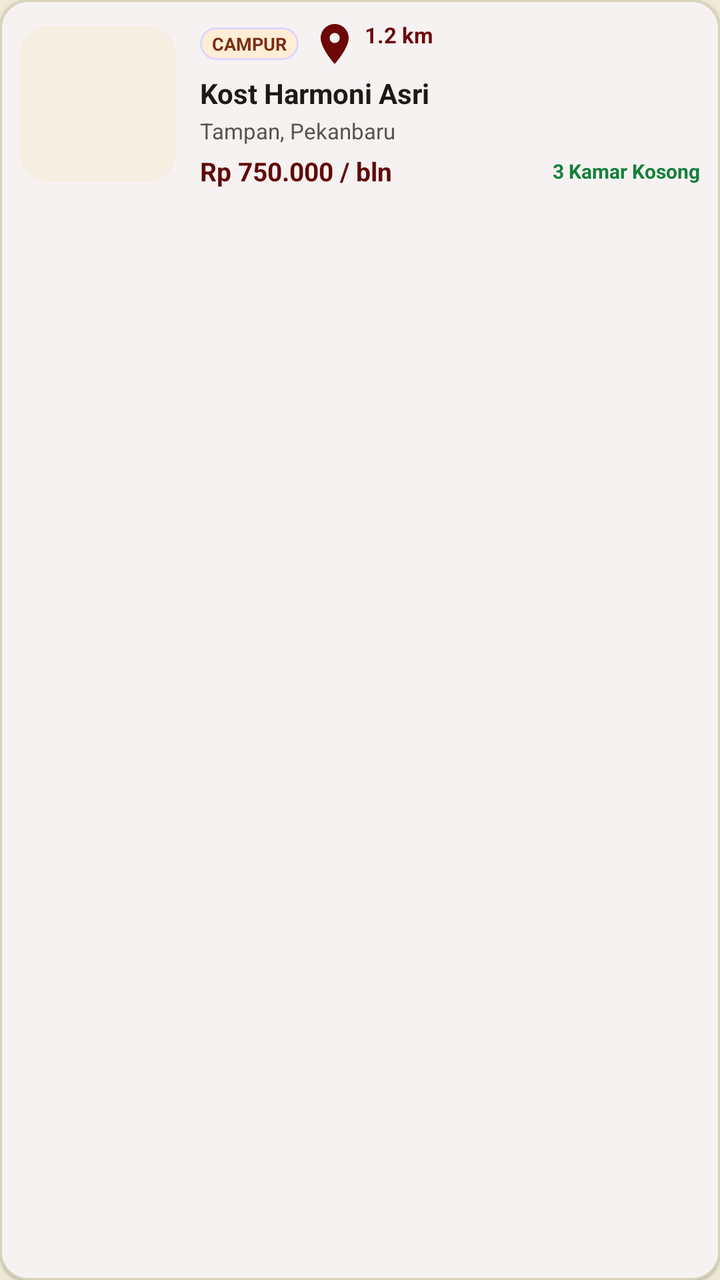
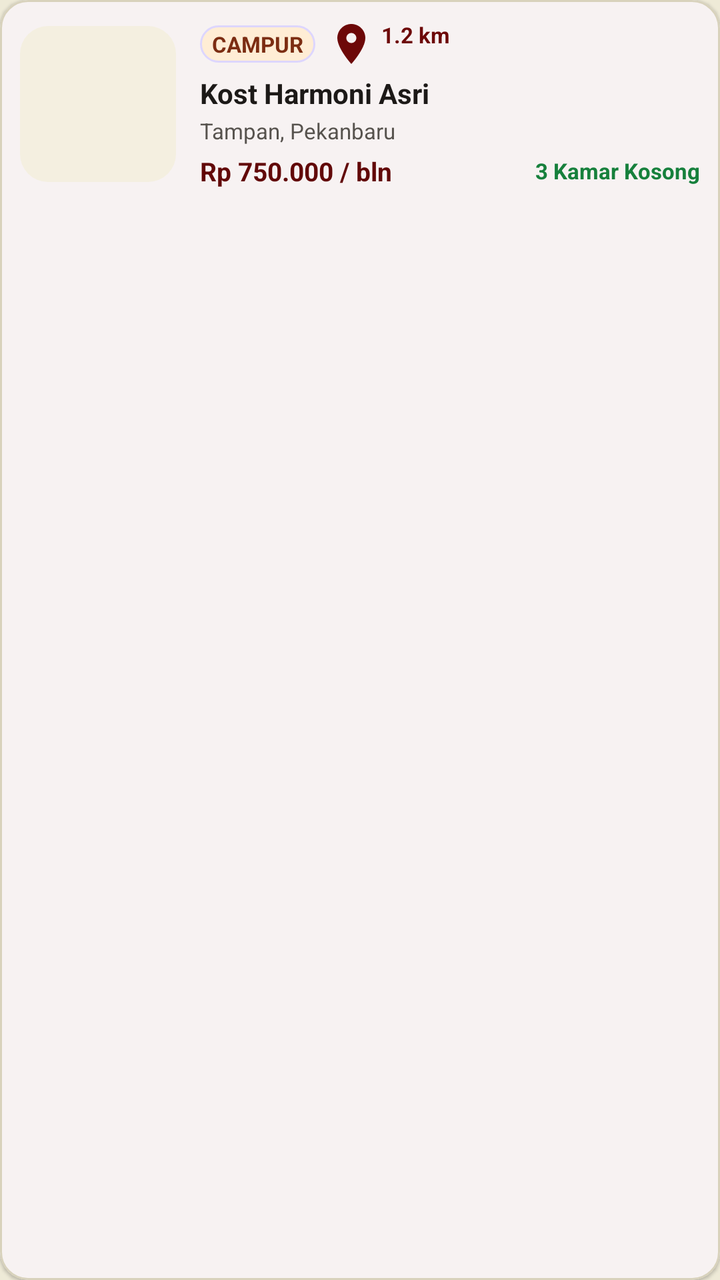

Compare the two renders of this Android layout. The source of the first and the diff that turns it into the second are given below.
<!-- AndroidManifest.xml: application theme Theme.CariKostKita -->
<!-- res/layout/item_kost_map_sheet.xml -->
<?xml version="1.0" encoding="utf-8"?>
<com.google.android.material.card.MaterialCardView xmlns:android="http://schemas.android.com/apk/res/android"
    xmlns:app="http://schemas.android.com/apk/res-auto"
    android:layout_width="match_parent"
    android:layout_height="wrap_content"
    android:layout_marginBottom="10dp"
    app:cardBackgroundColor="@color/surface"
    app:cardCornerRadius="14dp"
    app:cardElevation="1dp"
    app:strokeColor="@color/border_subtle"
    app:strokeWidth="1dp">

    <LinearLayout
        android:layout_width="match_parent"
        android:layout_height="wrap_content"
        android:gravity="center_vertical"
        android:orientation="horizontal"
        android:padding="10dp">

        <com.google.android.material.imageview.ShapeableImageView
            android:id="@+id/iv_sheet_kost_thumb"
            android:layout_width="78dp"
            android:layout_height="78dp"
            android:scaleType="centerCrop"
            android:src="@drawable/bg_thumb_placeholder"
            app:shapeAppearanceOverlay="@style/ShapeAppearance.MaterialComponents.MediumComponent" />

        <LinearLayout
            android:layout_width="0dp"
            android:layout_height="wrap_content"
            android:layout_marginStart="12dp"
            android:layout_weight="1"
            android:orientation="vertical">

            <LinearLayout
                android:layout_width="match_parent"
                android:layout_height="wrap_content"
                android:gravity="center_vertical"
                android:orientation="horizontal">

                <TextView
                    android:id="@+id/tv_sheet_kost_tipe"
                    android:layout_width="wrap_content"
                    android:layout_height="wrap_content"
                    android:background="@drawable/bg_badge_campur"
                    android:paddingHorizontal="6dp"
                    android:paddingVertical="2dp"
                    android:text="CAMPUR"
                    android:textColor="@color/badge_campur"
                    android:textSize="9sp"
                    android:textStyle="bold" />

                <TextView
                    android:id="@+id/tv_sheet_kost_distance"
                    android:layout_width="wrap_content"
                    android:layout_height="wrap_content"
                    android:layout_marginStart="6dp"
                    android:drawableStart="@drawable/ic_location_pin"
                    android:drawablePadding="3dp"
                    android:drawableTint="@color/primary"
                    android:text="1.2 km"
                    android:textColor="@color/primary"
                    android:textSize="11sp"
                    android:textStyle="bold" />
            </LinearLayout>

            <TextView
                android:id="@+id/tv_sheet_kost_name"
                android:layout_width="match_parent"
                android:layout_height="wrap_content"
                android:layout_marginTop="3dp"
                android:ellipsize="end"
                android:maxLines="1"
                android:text="Kost Harmoni Asri"
                android:textColor="@color/text_primary"
                android:textSize="14sp"
                android:textStyle="bold" />

            <TextView
                android:id="@+id/tv_sheet_kost_address"
                android:layout_width="match_parent"
                android:layout_height="wrap_content"
                android:layout_marginTop="2dp"
                android:ellipsize="end"
                android:maxLines="1"
                android:text="Tampan, Pekanbaru"
                android:textColor="@color/text_secondary"
                android:textSize="11sp" />

            <LinearLayout
                android:layout_width="match_parent"
                android:layout_height="wrap_content"
                android:layout_marginTop="4dp"
                android:gravity="center_vertical"
                android:orientation="horizontal">

                <TextView
                    android:id="@+id/tv_sheet_kost_price"
                    android:layout_width="0dp"
                    android:layout_height="wrap_content"
                    android:layout_weight="1"
                    android:text="Rp 750.000 / bln"
                    android:textColor="@color/primary_dark"
                    android:textSize="13sp"
                    android:textStyle="bold" />

                <TextView
                    android:id="@+id/tv_sheet_kost_rooms"
                    android:layout_width="wrap_content"
                    android:layout_height="wrap_content"
                    android:text="3 Kamar Kosong"
                    android:textColor="@color/status_tersedia"
                    android:textSize="10sp"
                    android:textStyle="bold" />
            </LinearLayout>
        </LinearLayout>
    </LinearLayout>
</com.google.android.material.card.MaterialCardView>
<!-- resources referenced by this layout -->
<resources>
  <color name="badge_campur">#7C2D12</color>
  <color name="border_subtle">#D8D2BC</color>
  <color name="primary">#6D0808</color>
  <color name="primary_dark">#620808</color>
  <color name="status_tersedia">#16803C</color>
  <color name="surface">#FFFFFF</color>
  <color name="text_primary">#1C1917</color>
  <color name="text_secondary">#57534E</color>
  <!-- drawable bg_badge_campur (drawable) -->
  <?xml version="1.0" encoding="utf-8"?>
  <shape xmlns:android="http://schemas.android.com/apk/res/android">
      <solid android:color="@color/badge_campur_soft" />
      <stroke android:width="1dp" android:color="#DDD6FE" />
      <corners android:radius="99dp" />
  </shape>
  <!-- drawable bg_thumb_placeholder (drawable) -->
  <?xml version="1.0" encoding="utf-8"?>
  <shape xmlns:android="http://schemas.android.com/apk/res/android"
      android:shape="rectangle">
      <solid android:color="@color/placeholder_bg" />
      <corners android:radius="14dp" />
  </shape>
  <!-- drawable ic_location_pin (drawable) -->
  <vector xmlns:android="http://schemas.android.com/apk/res/android"
      android:width="24dp"
      android:height="24dp"
      android:viewportWidth="24"
      android:viewportHeight="24">
      <path
          android:fillColor="@color/primary"
          android:pathData="M12,2C8.13,2 5,5.13 5,9c0,5.25 7,13 7,13s7,-7.75 7,-13c0,-3.87 -3.13,-7 -7,-7zm0,9.5c-1.38,0 -2.5,-1.12 -2.5,-2.5s1.12,-2.5 2.5,-2.5 2.5,1.12 2.5,2.5 -1.12,2.5 -2.5,2.5z"/>
  </vector>
  <style name="Theme.CariKostKita" parent="Theme.Material3.DayNight.NoActionBar">
          
          <item name="colorPrimary">@color/primary</item>
          <item name="colorPrimaryDark">@color/primary_dark</item>
          <item name="colorOnPrimary">@color/on_primary</item>
          <item name="colorPrimaryContainer">@color/primary_soft</item>
          <item name="colorOnPrimaryContainer">@color/primary</item>
  
          
          <item name="android:windowBackground">@color/background</item>
          <item name="colorSurface">@color/surface</item>
          <item name="colorOnSurface">@color/text_primary</item>
          <item name="colorOutline">@color/border</item>
  
          
          <item name="android:statusBarColor">@color/primary_dark</item>
          <item name="android:windowLightStatusBar">false</item>
          <item name="android:navigationBarColor">@color/background</item>
          <item name="android:windowLightNavigationBar" tools:targetApi="o_mr1">true</item>
      </style>
  <color name="badge_campur_soft">#FFEDD5</color>
  <color name="placeholder_bg">#F4EFE0</color>
  <color name="on_primary">#EEEAD7</color>
  <color name="primary_soft">#F4EFE0</color>
  <color name="background">#EEEAD7</color>
  <color name="border">#D8D2BC</color>
</resources>

<!-- the commit's change to res/layout/item_kost_map_sheet.xml (unified diff, before → after) -->
@@ -47,7 +47,7 @@
                     android:paddingVertical="2dp"
                     android:text="CAMPUR"
                     android:textColor="@color/badge_campur"
-                    android:textSize="9sp"
+                    android:textSize="11sp"
                     android:textStyle="bold" />
 
                 <TextView
@@ -110,7 +110,7 @@
                     android:layout_height="wrap_content"
                     android:text="3 Kamar Kosong"
                     android:textColor="@color/status_tersedia"
-                    android:textSize="10sp"
+                    android:textSize="11sp"
                     android:textStyle="bold" />
             </LinearLayout>
         </LinearLayout>
